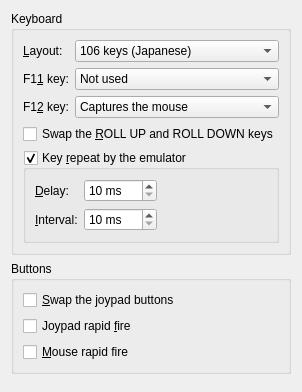
Before: the Qt Designer form qt/prefs/inputpage.ui in legal-hkr/NP2kai, drawn with Qt 5.
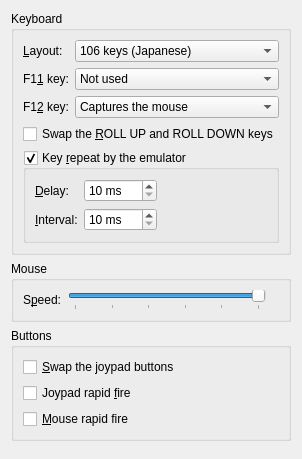
After: the same form once the commit is applied.

Commit message: Added a mouse speed setting to the Input page, stored as the Windows port's MOUSEMUL and MOUSEDIV.

What changed in the file:
```diff
--- a/qt/prefs/inputpage.ui
+++ b/qt/prefs/inputpage.ui
@@ -208,6 +208,61 @@
      </layout>
     </widget>
    </item>
+   <item>
+    <widget class="QGroupBox" name="mouseGroup">
+     <property name="title">
+      <string>Mouse</string>
+     </property>
+     <layout class="QFormLayout" name="mouseLayout">
+      <item row="0" column="0">
+       <widget class="QLabel" name="mouseSpeedLabel">
+        <property name="text">
+         <string>S&amp;peed:</string>
+        </property>
+        <property name="buddy">
+         <cstring>Mouse_sp</cstring>
+        </property>
+       </widget>
+      </item>
+      <item row="0" column="1">
+       <layout class="QHBoxLayout" name="mouseSpeedLayout">
+        <item>
+         <widget class="QSlider" name="Mouse_sp">
+          <property name="toolTip">
+           <string>How far the PC-98 mouse moves for a move of the host mouse; full speed follows the host pointer pixel for pixel</string>
+          </property>
+          <property name="maximum">
+           <number>5</number>
+          </property>
+          <property name="pageStep">
+           <number>1</number>
+          </property>
+          <property name="value">
+           <number>5</number>
+          </property>
+          <property name="orientation">
+           <enum>Qt::Horizontal</enum>
+          </property>
+          <property name="tickPosition">
+           <enum>QSlider::TicksBelow</enum>
+          </property>
+          <property name="tickInterval">
+           <number>1</number>
+          </property>
+         </widget>
+        </item>
+        <item>
+         <widget class="QLabel" name="mouseSpeedValue">
+          <property name="minimumWidth">
+           <number>40</number>
+          </property>
+         </widget>
+        </item>
+       </layout>
+      </item>
+     </layout>
+    </widget>
+   </item>
    <item>
     <widget class="QGroupBox" name="buttonsGroup">
      <property name="title">
```
The commit also changes 6 other files.
